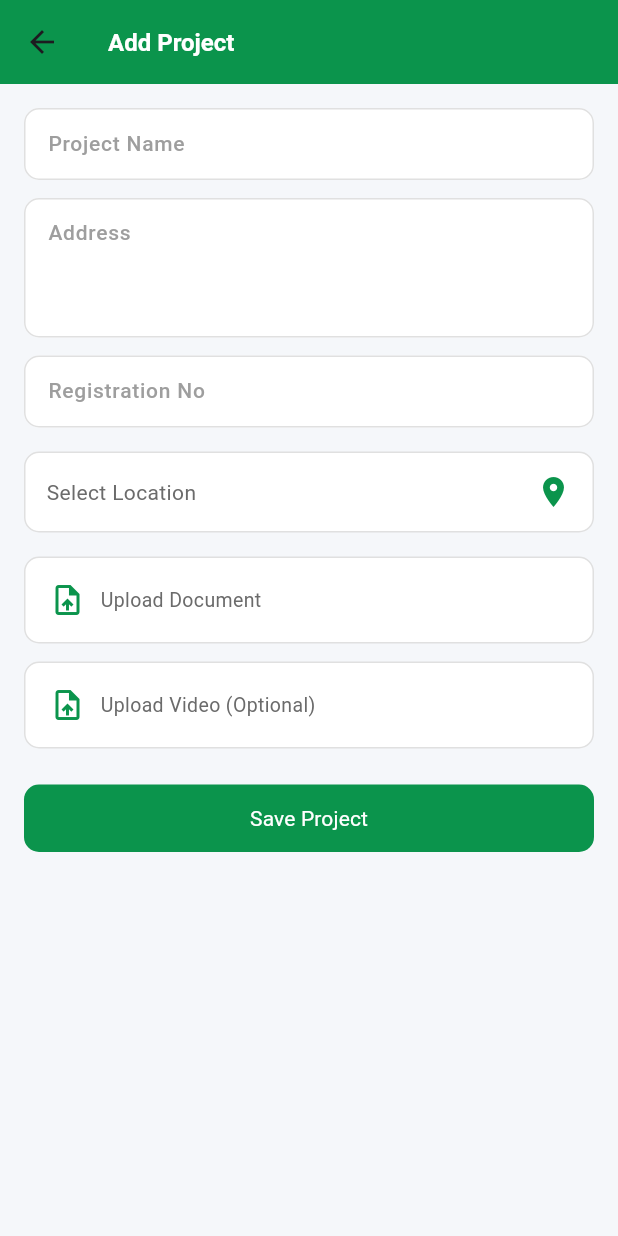
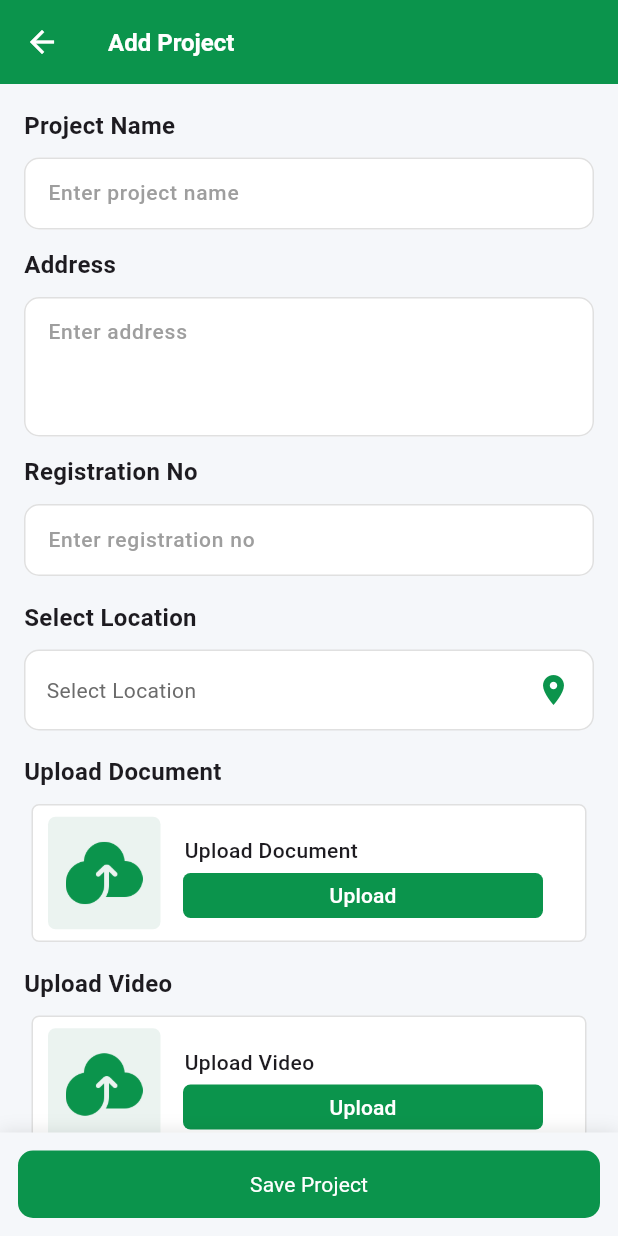
Before and after one commit to CTSSoftwareSolution/bocw-contractor-app-cts, a Flutter app: the AddProjectScreen screen opened directly, on a phone screen of 412 x 824 dp. Run offline on Flutter 3.47's test engine with Material 3 defaults, Android fonts, the phone set to English and light mode, and no system bars; our stand-ins replace flutter_easyloading, flutter_map, fluttertoast, geocoding, geolocator, image_picker and 1 more; missing offline and left inert: extensions_pro.

Commit message:
add project build upload UI with camera & gallery support for image and video

```diff
--- a/lib/Presentation/screens/project/add_project_screen.dart
+++ b/lib/Presentation/screens/project/add_project_screen.dart
@@ -1,5 +1,8 @@
+import 'dart:io';
+import 'package:bocw_contractor_app/Presentation/screens/project/upload_file_container.dart';
 import 'package:bocw_contractor_app/utilities/validators.dart';
 import 'package:flutter/material.dart';
+import 'package:image_picker/image_picker.dart';
 import '../../../utilities/app_color.dart';
 import '../../../widgets/custom_container.dart';
 import '../../../widgets/custom_text.dart';
@@ -18,10 +21,13 @@ class _AddProjectScreenState extends State<AddProjectScreen> {
   final TextEditingController projectNameController = TextEditingController();
   final TextEditingController addressController = TextEditingController();
   final TextEditingController regController = TextEditingController();
+  final ImagePicker picker = ImagePicker();
 
   String? selectedLocation;
   double? lat;
   double? lng;
+  File? documentFile;
+  File? videoFile;
 
   bool isDocumentUploaded = false;
   bool isVideoUploaded = false;
@@ -56,11 +62,48 @@ class _AddProjectScreenState extends State<AddProjectScreen> {
     ).showSnackBar(const SnackBar(content: Text("Project Saved Successfully")));
   }
 
+  Future<void> pickDocumentFromCamera() async {
+    final XFile? file = await picker.pickImage(source: ImageSource.camera);
+    if (file != null) {
+      setState(() {
+        documentFile = File(file.path);
+      });
+    }
+  }
+
+  Future<void> pickDocumentFromGallery() async {
+    final XFile? file = await picker.pickImage(source: ImageSource.gallery);
+    if (file != null) {
+      setState(() {
+        documentFile = File(file.path);
+      });
+    }
+  }
+
+  Future<void> pickVideoFromCamera() async {
+    final XFile? file = await picker.pickVideo(source: ImageSource.camera);
+    if (file != null) {
+      setState(() {
+        videoFile = File(file.path);
+      });
+    }
+  }
+
+  Future<void> pickVideoFromGallery() async {
+    final XFile? file = await picker.pickVideo(source: ImageSource.gallery);
+    if (file != null) {
+      setState(() {
+        videoFile = File(file.path);
+      });
+    }
+  }
+
   @override
   Widget build(BuildContext context) {
     return Scaffold(
       backgroundColor: backgroundColor,
       appBar: AppBar(
+        iconTheme: const IconThemeData(color: Colors.white),
         title: const CustomText(
           text: "Add Project",
           textColor: whiteColor,
@@ -69,12 +112,24 @@ class _AddProjectScreenState extends State<AddProjectScreen> {
         ),
         backgroundColor: primaryColor,
       ),
-      body: SingleChildScrollView(
-        padding: const EdgeInsets.all(16),
+      body: SafeArea(
         child: Column(
           children: [
+            Expanded(
+              child: SingleChildScrollView(
+                padding: const EdgeInsets.all(16),
+                physics: const BouncingScrollPhysics(),
+                child: Column(
+                  crossAxisAlignment: CrossAxisAlignment.start,
+                  children: [
+                    CustomText(
+                      text: "Project Name",
+                      fontSize: 16,
+                      fontWeight: FontWeight.w600,
+                    ),
+                    const SizedBox(height: 10),
                     CustomTextField(
-              hint: "Project Name",
+                      hint: "Enter project name",
                       controller: projectNameController,
                       readOnly: false,
                       textCapitalization: TextCapitalization.words,
@@ -82,18 +137,30 @@ class _AddProjectScreenState extends State<AddProjectScreen> {
                           Validators.textValidation(value ?? "", context),
                     ),
                     const SizedBox(height: 12),
+                    CustomText(
+                      text: "Address",
+                      fontSize: 16,
+                      fontWeight: FontWeight.w600,
+                    ),
+                    const SizedBox(height: 10),
                     CustomTextField(
-              hint: "Address",
+                      hint: "Enter address",
                       controller: addressController,
                       readOnly: false,
+                      maxLines: 3,
                       textCapitalization: TextCapitalization.sentences,
-              maxLines: 3,
                       validator: (value) =>
                           Validators.textValidation(value ?? "", context),
                     ),
                     const SizedBox(height: 12),
+                    CustomText(
+                      text: "Registration No",
+                      fontSize: 16,
+                      fontWeight: FontWeight.w600,
+                    ),
+                    const SizedBox(height: 10),
                     CustomTextField(
-              hint: "Registration No",
+                      hint: "Enter registration no",
                       controller: regController,
                       readOnly: false,
                       textCapitalization: TextCapitalization.characters,
@@ -101,11 +168,17 @@ class _AddProjectScreenState extends State<AddProjectScreen> {
                           Validators.textValidation(value ?? "", context),
                     ),
                     const SizedBox(height: 16),
+                    CustomText(
+                      text: "Select Location",
+                      fontSize: 16,
+                      fontWeight: FontWeight.w600,
+                    ),
+                    const SizedBox(height: 10),
                     CustomContainer(
                       onTap: () async {
                         final result = await Navigator.push(
                           context,
-                  MaterialPageRoute(builder: (_) => const MapSelectionScreen()),
+                          MaterialPageRoute(builder: (_) => const MapSelectionScreen(),),
                         );
                         if (result != null) {
                           setState(() {
@@ -139,19 +212,46 @@ class _AddProjectScreenState extends State<AddProjectScreen> {
                       ),
                     ),
                     const SizedBox(height: 16),
-            uploadBox("Upload Document", isDocumentUploaded, () {
-              setState(() {
-                isDocumentUploaded = true;
-              });
-            }),
-            const SizedBox(height: 12),
-            uploadBox("Upload Video (Optional)", isVideoUploaded, () {
-              setState(() {
-                isVideoUploaded = true;
-              });
-            }),
-            const SizedBox(height: 24),
-            CustomButton(
+                    CustomText(
+                      text: "Upload Document",
+                      fontSize: 16,
+                      fontWeight: FontWeight.w600,
+                    ),
+                    const SizedBox(height: 10),
+                    UploadImageContainer(
+                      file: documentFile,
+                      title: "Upload Document",
+                      onCamera: pickDocumentFromCamera,
+                      onGallery: pickDocumentFromGallery,
+                      onRemove: () => setState(() => documentFile = null),
+                    ),
+                    const SizedBox(height: 16),
+                    CustomText(
+                      text: "Upload Video",
+                      fontSize: 16,
+                      fontWeight: FontWeight.w600,
+                    ),
+                    const SizedBox(height: 10),
+                    UploadImageContainer(
+                      file: videoFile,
+                      title: "Upload Video",
+                      onCamera: pickVideoFromCamera,
+                      onGallery: pickVideoFromGallery,
+                      onRemove: () => setState(() => videoFile = null),
+                    ),
+                    const SizedBox(height: 20),
+                  ],
+                ),
+              ),
+            ),
+            Container(
+              padding: const EdgeInsets.all(12),
+              decoration: BoxDecoration(
+                color: backgroundColor,
+                boxShadow: [BoxShadow(color: Colors.black12, blurRadius: 10)],
+              ),
+              child: SafeArea(
+                child: CustomButton(
                   buttonText: "Save Project",
                   onPress: saveProject,
                   backgroundColor: primaryColor,
@@ -163,34 +263,11 @@ class _AddProjectScreenState extends State<AddProjectScreen> {
                   width: double.infinity,
                   height: 45,
                 ),
+              ),
+            ),
           ],
         ),
       ),
     );
   }
-
-  Widget uploadBox(String title, bool isUploaded, VoidCallback onTap) {
-    return CustomContainer(
-      onTap: onTap,
-      padding: const EdgeInsets.all(16),
-      decoration: BoxDecoration(
-        color: cardColor,
-        borderRadius: BorderRadius.circular(10),
-        border: Border.all(color: isUploaded ? successColor : borderColor),
-      ),
-      child: Row(
-        children: [
-          Icon(Icons.upload_file, color: primaryColor),
-          const SizedBox(width: 10),
-          Expanded(
-            child: CustomText(
-              text: isUploaded ? "$title ✓" : title,
-              fontSize: 13,
-              textColor: textSecondary,
-            ),
-          ),
-        ],
-      ),
-    );
 }
-}
--- /dev/null
+++ b/lib/Presentation/screens/project/upload_file_container.dart
@@ -0,0 +1,205 @@
+import 'dart:io';
+import 'package:flutter/material.dart';
+import '../../../utilities/app_color.dart';
+import '../../../utilities/hardcoded_data.dart';
+import '../../../utilities/image_data.dart';
+import '../../../widgets/document_widget.dart';
+import '../../../widgets/custom_bottom_sheet.dart';
+import '../../../widgets/custom_text.dart';
+
+class UploadImageContainer extends StatelessWidget {
+  final File? file;
+  final String title;
+  final VoidCallback onCamera;
+  final VoidCallback onGallery;
+  final VoidCallback onRemove;
+
+  const UploadImageContainer({
+    super.key,
+    required this.file,
+    required this.title,
+    required this.onCamera,
+    required this.onGallery,
+    required this.onRemove,
+  });
+
+  bool isVideo(String path) {
+    return path.toLowerCase().endsWith(".mp4") ||
+        path.toLowerCase().endsWith(".mov") ||
+        path.toLowerCase().endsWith(".mkv");
+  }
+
+  @override
+  Widget build(BuildContext context) {
+    return Padding(
+      padding: const EdgeInsets.symmetric(horizontal: 5),
+      child: buildDocumentWidget(
+        child: SizedBox(
+          width: double.infinity,
+          height: 120,
+          child: file != null
+              ? Stack(
+                  children: [
+                    Positioned.fill(
+                      child: ClipRRect(
+                        borderRadius: BorderRadius.circular(8),
+                        child: isVideo(file!.path)
+                            ? Container(
+                                color: Colors.black,
+                                child: const Center(
+                                  child: Icon(
+                                    Icons.play_circle_fill,
+                                    color: Colors.white,
+                                    size: 40,
+                                  ),
+                                ),
+                              )
+                            : Image.file(file!, fit: BoxFit.cover),
+                      ),
+                    ),
+                    Positioned(
+                      top: -2,
+                      right: -2,
+                      child: GestureDetector(
+                        onTap: onRemove,
+                        child: Container(
+                          margin: const EdgeInsets.all(2),
+                          padding: const EdgeInsets.all(2),
+                          decoration: const BoxDecoration(
+                            color: Colors.red,
+                            shape: BoxShape.circle,
+                          ),
+                          child: const Icon(
+                            Icons.close,
+                            size: 10,
+                            color: Colors.white,
+                          ),
+                        ),
+                      ),
+                    ),
+                  ],
+                )
+              : Center(
+                  child: Image.asset(
+                    uploadImage,
+                    color: primaryColor,
+                    scale: 2.5,
+                  ),
+                ),
+        ),
+        title: file != null ? file!.path.split('/').last : title,
+        onTap: () {
+          customBottomSheet(
+            context: context,
+            title: "Select Media",
+            child: Padding(
+              padding: const EdgeInsets.symmetric(vertical: 10),
+              child: Column(
+                mainAxisSize: MainAxisSize.min,
+                children: [
+                  Container(
+                    margin: const EdgeInsets.symmetric(vertical: 6),
+                    decoration: BoxDecoration(
+                      color: mediaPickerColor,
+                      borderRadius: BorderRadius.circular(10),
+                    ),
+                    child: ListTile(
+                      leading: Container(
+                        height: 40,
+                        width: 40,
+                        decoration: BoxDecoration(
+                          color: primaryColor,
+                          shape: BoxShape.circle,
+                        ),
+                        child: Center(
+                          child: Image.asset(
+                            camera,
+                            height: 20,
+                            width: 20,
+                            color: Colors.white,
+                          ),
+                        ),
+                      ),
+                      title: const CustomText(
+                        text: "Camera",
+                        fontWeight: FontWeight.w600,
+                      ),
+                      onTap: () {
+                        Navigator.pop(context);
+                        onCamera();
+                      },
+                    ),
+                  ),
+                  Container(
+                    margin: const EdgeInsets.symmetric(vertical: 6),
+                    decoration: BoxDecoration(
+                      color: mediaPickerColor,
+                      borderRadius: BorderRadius.circular(10),
+                    ),
+                    child: ListTile(
+                      leading: Container(
+                        height: 40,
+                        width: 40,
+                        decoration: BoxDecoration(
+                          color: primaryColor,
+                          shape: BoxShape.circle,
+                        ),
+                        child: Center(
+                          child: Image.asset(
+                            gallery,
+                            height: 20,
+                            width: 20,
+                            color: Colors.white,
+                          ),
+                        ),
+                      ),
+                      title: const CustomText(
+                        text: "Gallery",
+                        fontWeight: FontWeight.w600,
+                      ),
+                      onTap: () {
+                        Navigator.pop(context);
+                        onGallery();
+                      },
+                    ),
+                  ),
+                  const SizedBox(height: 15),
+                  Padding(
+                    padding: const EdgeInsets.symmetric(horizontal: 5),
+                    child: SizedBox(
+                      width: double.infinity,
+                      child: ElevatedButton(
+                        onPressed: () => Navigator.pop(context),
+                        style: ElevatedButton.styleFrom(
+                          backgroundColor: primaryColor,
+                          foregroundColor: Colors.white,
+                          padding: const EdgeInsets.symmetric(vertical: 14),
+                          shape: RoundedRectangleBorder(
+                            borderRadius: BorderRadius.circular(10),
+                          ),
+                          elevation: 0,
+                        ),
+                        child: const Text(
+                          "Close",
+                          style: TextStyle(
+                            fontSize: 16,
+                            fontWeight: FontWeight.w600,
+                          ),
+                        ),
+                      ),
+                    ),
+                  ),
+                  const SizedBox(height: 10),
+                ],
+              ),
+            ),
+          );
+        },
+        containerColor: cardColor,
+        backgroundColor: mediaPickerColor,
+        border: BoxBorder.all(color: borderColor),
+        buttonText: upload,
+      ),
+    );
+  }
+}
--- a/lib/utilities/app_color.dart
+++ b/lib/utilities/app_color.dart
@@ -22,3 +22,4 @@ const buttonPrimary = primaryColor;
 const buttonDisabled = Color(0xffBDBDBD);
 
 const dashboardBg = Color(0xffECF8F1);
+const mediaPickerColor = Color(0xffebf3f0);
--- a/lib/utilities/hardcoded_data.dart
+++ b/lib/utilities/hardcoded_data.dart
@@ -1,3 +1,5 @@
 const termsConditions = "Terms & Conditions & Privacy Policy";
 const byContinuing = "By continuing, you agree to our";
 const splashScreenText = "BOCW,\n connecting workers to opportunities.";
+const upload = "Upload";
+const uploadTitle = "Upload Image";
--- a/lib/utilities/image_data.dart
+++ b/lib/utilities/image_data.dart
@@ -1,3 +1,6 @@
 const workerLogo = "assets/workerlogo.png";
 const closeImage = "assets/close_icon.png";
 const emptyImage = "assets/empty_image.png";
+const uploadImage = "assets/upload.png";
+const camera = "assets/camera.png";
+const gallery = "assets/gallery.png";
--- a/lib/widgets/project_list_widget.dart
+++ b/lib/widgets/project_list_widget.dart
@@ -1,11 +1,9 @@
-import 'package:bocw_contractor_app/Presentation/screens/project/add_project_screen.dart';
 import 'package:bocw_contractor_app/Presentation/screens/worker/worker_selection_screen.dart';
 import 'package:extensions_pro/extensions_pro.dart';
 import 'package:flutter/material.dart';
 import '../../../widgets/custom_container.dart';
 import '../../../widgets/custom_text.dart';
 import '../../../utilities/app_color.dart';
-import '../../../widgets/custom_button.dart';
 
 class ProjectListWidget extends StatelessWidget {
   const ProjectListWidget({super.key});
```
Also changed, not shown: lib/widgets/custom_bottom_sheet.dart (added, +61 -0 lines), assets/camera.png (added), assets/gallery.png (added), assets/upload.png (added). Lines whose indentation alone changed are shown as unchanged.
